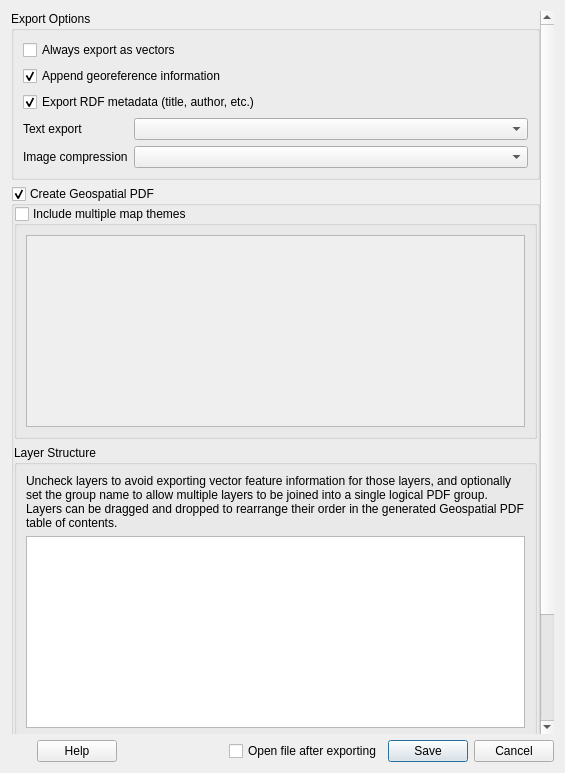
Old version of the form src/ui/layout/qgspdfexportoptions.ui in the repository qgis/QGIS.
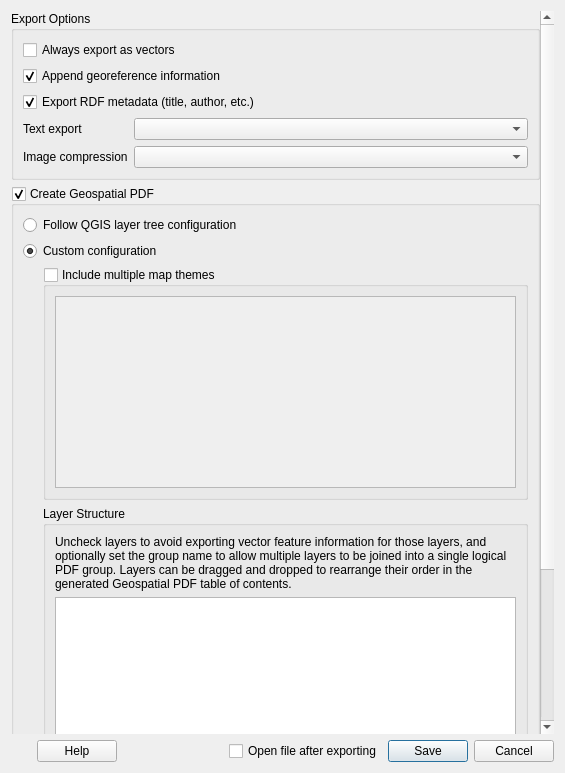
New version of the form. Custom widgets are drawn as their Qt base class.

Commit message: [gui] Geospatial PDF: Add option to use the QGIS layer tree configuration for the export instead of a custom configuration (i.e., layer and group names, orer, etc., as well as map themes)

What changed in the file:
```diff
--- a/src/ui/layout/qgspdfexportoptions.ui
+++ b/src/ui/layout/qgspdfexportoptions.ui
@@ -28,7 +28,7 @@
         <x>0</x>
         <y>0</y>
         <width>533</width>
-        <height>944</height>
+        <height>1002</height>
        </rect>
       </property>
       <layout class="QVBoxLayout" name="verticalLayout_6">
@@ -162,11 +162,55 @@
              </layout>
             </widget>
             <widget class="QWidget" name="page_2">
-             <layout class="QGridLayout" name="gridLayout_3" rowstretch="0,0,2,5" columnstretch="0,0">
+             <layout class="QGridLayout" name="gridLayout_3" rowstretch="0,0,0" columnstretch="0">
               <property name="leftMargin">
-               <number>0</number>
+               <number>9</number>
               </property>
               <property name="topMargin">
+               <number>9</number>
+              </property>
+              <property name="rightMargin">
+               <number>9</number>
+              </property>
+              <property name="bottomMargin">
+               <number>9</number>
+              </property>
+              <item row="1" column="0">
+               <widget class="QRadioButton" name="mGeospatialPDFCustomConfigRadioButton">
+                <property name="toolTip">
+                 <string>Set a custom configuration of layer and group names, order, etc.</string>
+                </property>
+                <property name="text">
+                 <string>Custom configuration</string>
+                </property>
+                <property name="checked">
+                 <bool>true</bool>
+                </property>
+               </widget>
+              </item>
+              <item row="0" column="0">
+               <widget class="QRadioButton" name="mGeospatialPDFQgisConfigRadioButton">
+                <property name="toolTip">
+                 <string>Prefer QGIS Layer Tree properties for layer and group names, order, etc.</string>
+                </property>
+                <property name="text">
+                 <string>Follow QGIS layer tree configuration</string>
+                </property>
+               </widget>
+              </item>
+              <item row="2" column="0">
+               <widget class="QFrame" name="mGeospatialPDFCustomConfigFrame">
+                <property name="frameShape">
+                 <enum>QFrame::Shape::NoFrame</enum>
+                </property>
+                <property name="frameShadow">
+                 <enum>QFrame::Shadow::Raised</enum>
+                </property>
+                <layout class="QGridLayout" name="gridLayout_4">
+                 <property name="leftMargin">
+                  <number>20</number>
+                 </property>
+                 <property name="topMargin">
                <number>0</number>
               </property>
               <property name="rightMargin">
@@ -175,7 +219,7 @@
               <property name="bottomMargin">
                <number>0</number>
               </property>
-              <item row="1" column="0" colspan="2">
+                 <item row="0" column="0">
                <widget class="QgsCollapsibleGroupBoxBasic" name="mIncludeMapThemesCheck">
                 <property name="title">
                  <string>Include multiple map themes</string>
@@ -187,13 +231,16 @@
                  <bool>false</bool>
                 </property>
                 <layout class="QVBoxLayout" name="verticalLayout_4">
+                    <property name="leftMargin">
+                     <number>9</number>
+                    </property>
                  <item>
                   <widget class="QListWidget" name="mThemesList"/>
                  </item>
                 </layout>
                </widget>
               </item>
-              <item row="2" column="0" colspan="2">
+                 <item row="1" column="0">
                <widget class="QGroupBox" name="mExportGeospatialPdfFeaturesCheckBox">
                 <property name="title">
                  <string>Layer Structure</string>
@@ -202,6 +249,9 @@
                  <bool>false</bool>
                 </property>
                 <layout class="QVBoxLayout" name="verticalLayout_5">
+                    <property name="leftMargin">
+                     <number>9</number>
+                    </property>
                  <item>
                   <widget class="QLabel" name="label_2">
                    <property name="text">
@@ -224,6 +274,9 @@
               </item>
              </layout>
             </widget>
+              </item>
+             </layout>
+            </widget>
            </widget>
           </item>
          </layout>
```
Left out of the diff: 21 changed lines with no effect on the pictures. Lines whose indentation alone changed are shown as unchanged. The commit also changes 3 other files.
